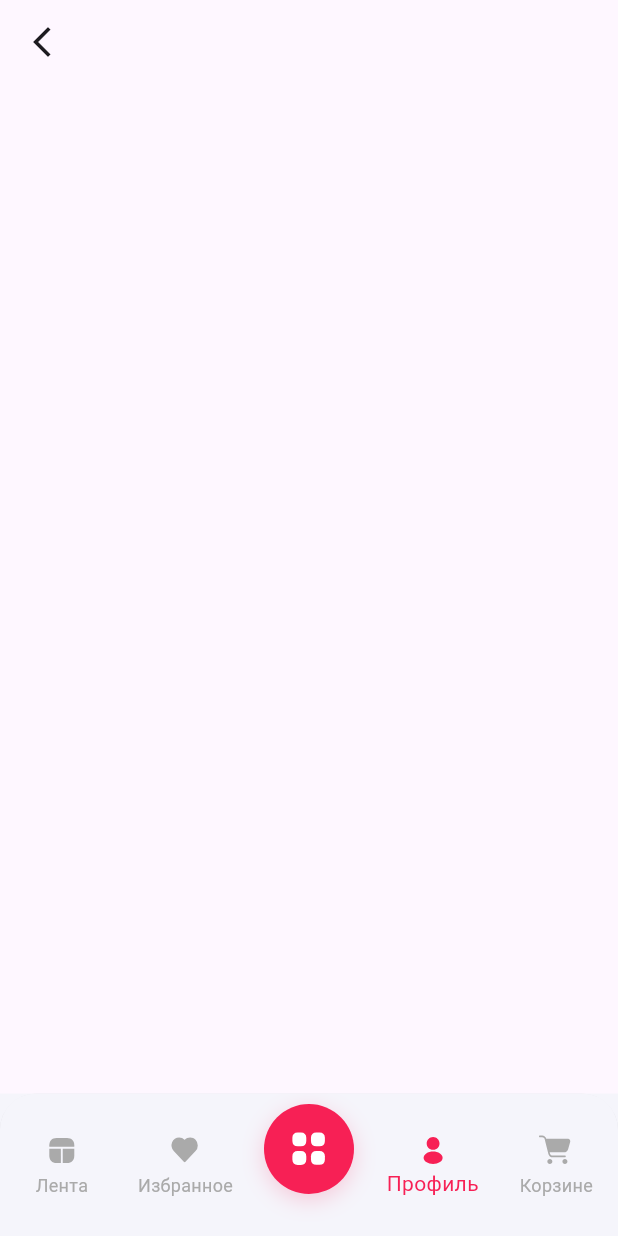
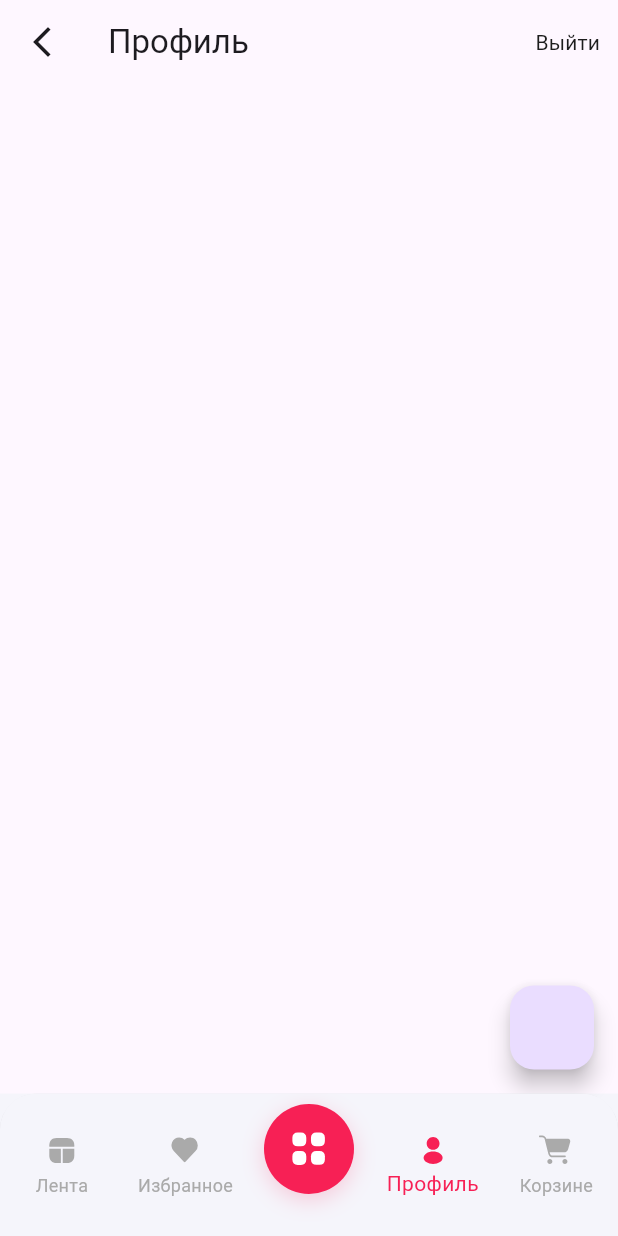
Before and after one commit to gold-baijan/malina, a Flutter app: the screen it shows after launch, item 4 of the bottom bar chosen, on a phone screen of 412 x 824 dp. Run offline on Flutter 3.47's test engine with Material 3 defaults, Android fonts, the light colour scheme and no system bars; our stand-ins replace buttons_tabbar, flutter_svg, permission_handler; missing offline and left inert: qr_code_scanner.

Commit message:
добавлен appBar в ProfileScreen

```diff
--- a/lib/screens/profile_screen.dart
+++ b/lib/screens/profile_screen.dart
@@ -11,7 +11,26 @@ class _ProfileScreenState extends State<ProfileScreen> {
   @override
   Widget build(BuildContext context) {
     return Scaffold(
-      appBar: AppBar(leading: Icon(Icons.arrow_back_ios_new_sharp)),
+      appBar: AppBar(
+        leading: Icon(Icons.arrow_back_ios_new_sharp),
+        title: Row(
+          mainAxisAlignment: MainAxisAlignment.start,
+          children: [const Text("Профиль")],
+        ),
+        actions: [
+          TextButton(
+            onPressed: () {},
+            child: Text(
+              'Выйти',
+              style: TextStyle(
+                color: Color(0xff1d1d1d),
+                fontWeight: FontWeight.w400,
+              ),
+            ),
+          ),
+        ],
+      ),
+      floatingActionButton: FloatingActionButton(onPressed: () {}),
     );
   }
 }
--- a/lib/widgets/my_bottom_nav_bar.dart
+++ b/lib/widgets/my_bottom_nav_bar.dart
@@ -30,6 +30,11 @@ class MyBottomNavBar extends StatelessWidget {
         topRight: Radius.circular(24),
       ),
       child: BottomNavigationBar(
+        onTap: (index) => _handleTap(context, index),
+        currentIndex: currentIndex,
+        type: BottomNavigationBarType.fixed,
+        unselectedIconTheme: IconThemeData(color: Colors.grey),
+        selectedIconTheme: IconThemeData(color: Colors.red),
         selectedItemColor: Color(0xffF72055),
         unselectedItemColor: Color(0xffAAAAAA),
         elevation: 10,
@@ -92,11 +97,6 @@ class MyBottomNavBar extends StatelessWidget {
             label: 'Корзине',
           ),
         ],
-        onTap: (index) => _handleTap(context, index),
-        currentIndex: currentIndex,
-        type: BottomNavigationBarType.fixed,
-        unselectedIconTheme: IconThemeData(color: Colors.grey),
-        selectedIconTheme: IconThemeData(color: Colors.red),
       ),
     );
   }
```
Also changed, not shown: lib/screens/korzina_screen.dart (+0 -98 lines).
